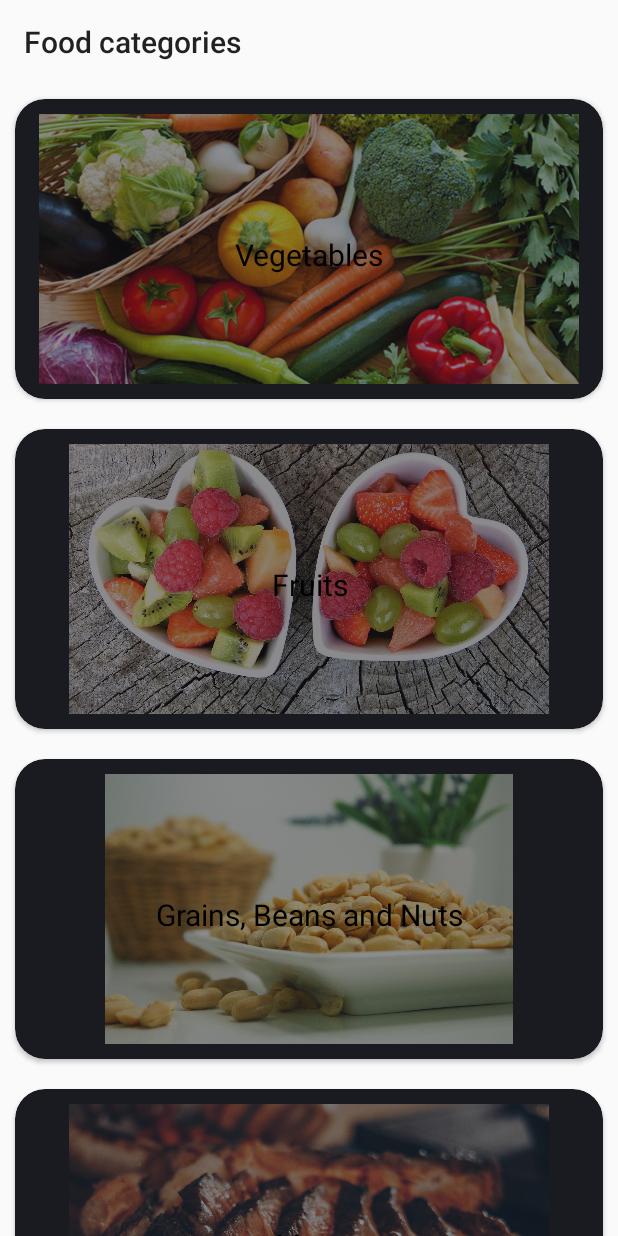
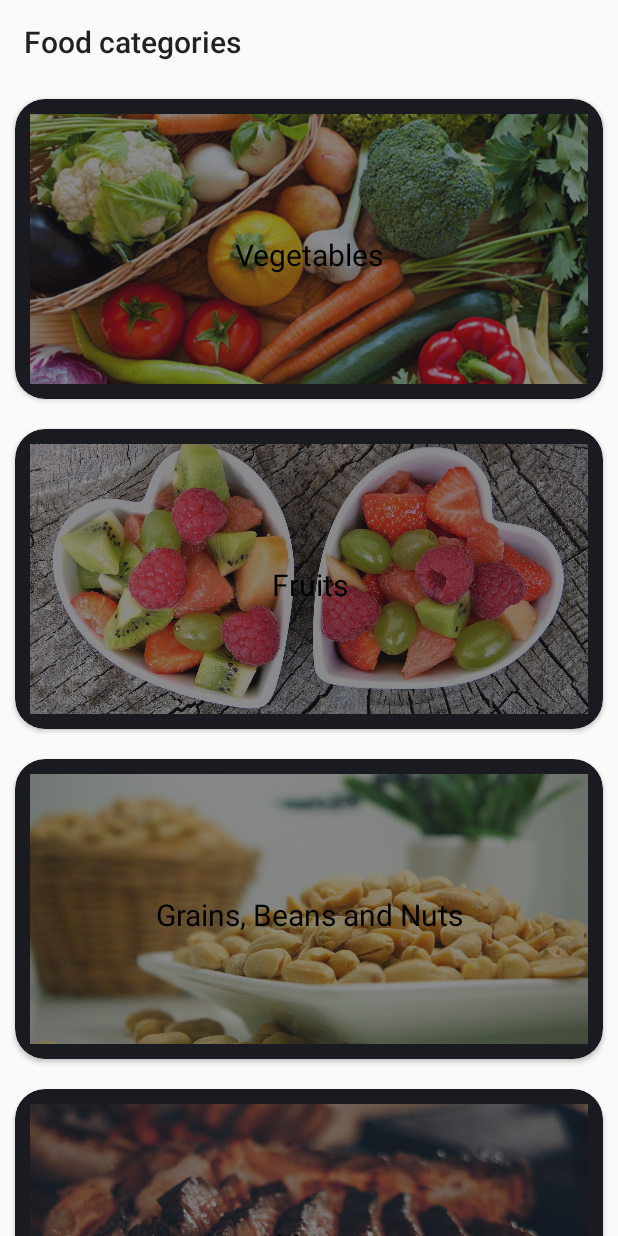
Before and after one commit to metwaroi31/software-engineering-project, an Android app: the CategoriesActivity screen opened directly, with no data from a screen before it, on a phone screen of 412 x 824 dp. Run offline under Robolectric (Android 15) with nearby library versions, the phone set to English and light mode, and no system bars; Roboto replaces fonts that are not available here.

Commit message:
build cover image of food details

```diff
--- a/c-food-main/app/src/main/java/com/example/c_food_main/adapter/FoodAdapter2.java
+++ b/c-food-main/app/src/main/java/com/example/c_food_main/adapter/FoodAdapter2.java
@@ -48,7 +48,7 @@ public class FoodAdapter2 extends RecyclerView.Adapter<FoodAdapter2.ViewHolder>
            calories = holder.item_calories;
            image.setImageResource(list.get(position).getImage());
            name.setText(list.get(position).getName());
-           calories.setText(Integer.toString(list.get(position).getCalories()));
+           calories.setText("Calories: "+Integer.toString(list.get(position).getCalories()));
 
     }
 
--- a/c-food-main/app/src/main/res/layout/food_detail.xml
+++ b/c-food-main/app/src/main/res/layout/food_detail.xml
@@ -21,9 +21,10 @@
             app:title="Food name">
 
             <ImageView
+                android:id="@+id/food_cover_image"
                 android:layout_width="match_parent"
                 android:layout_height="250dp"
-                android:background="@drawable/c_food"
+                android:src="@drawable/beans_nuts"
                 android:scaleType="centerCrop">
 
             </ImageView>
--- a/c-food-main/app/src/main/res/layout/rv_category_item.xml
+++ b/c-food-main/app/src/main/res/layout/rv_category_item.xml
@@ -16,10 +16,10 @@
         <ImageView
             android:id="@+id/category_image"
             android:layout_width="match_parent"
-            android:layout_height="wrap_content"
+            android:layout_height="200dp"
+            android:scaleType="centerCrop"
             android:src="@drawable/com_tam"
             android:textAlignment="center" />
-
 
     </LinearLayout>
 
```
Also changed, not shown: c-food-main/app/src/main/java/com/example/c_food_main/activity/FoodDetailActivity.java (+7 -1 lines), c-food-main/app/src/main/java/com/example/c_food_main/adapter/TrendingFoodAdapter.java (+11 -1 lines).
